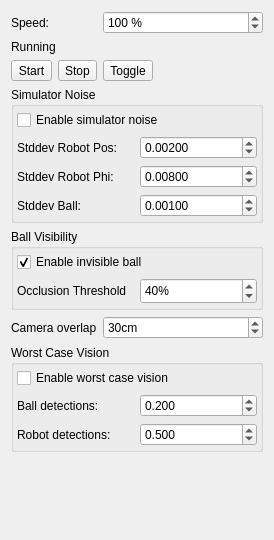
The window that src/ra/simulatorwidget.ui (robotics-erlangen/framework) describes before a commit, drawn with Qt 5.
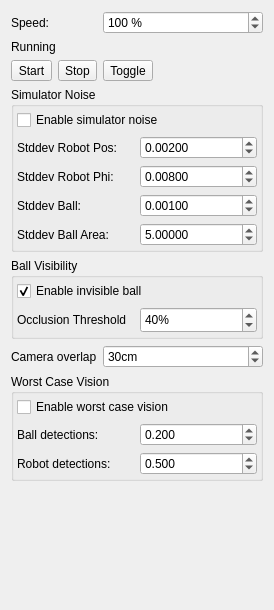
The same window after the commit.

Commit message: ra: add simulator noise to ball area

Diff of the .ui file:
```diff
--- a/src/ra/simulatorwidget.ui
+++ b/src/ra/simulatorwidget.ui
@@ -7,7 +7,7 @@
     <x>0</x>
     <y>0</y>
     <width>274</width>
-    <height>540</height>
+    <height>610</height>
    </rect>
   </property>
   <property name="windowTitle">
@@ -93,6 +93,33 @@
       <property name="bottomMargin">
        <number>3</number>
       </property>
+      <item row="1" column="0">
+       <layout class="QHBoxLayout" name="horizontalLayout_3">
+        <item>
+         <widget class="QLabel" name="label_7">
+          <property name="text">
+           <string>Stddev Ball Area:</string>
+          </property>
+         </widget>
+        </item>
+        <item>
+         <widget class="QDoubleSpinBox" name="spinStdDevBallArea">
+          <property name="decimals">
+           <number>5</number>
+          </property>
+          <property name="maximum">
+           <double>50.000000000000000</double>
+          </property>
+          <property name="singleStep">
+           <double>0.100000000000000</double>
+          </property>
+          <property name="value">
+           <double>5.000000000000000</double>
+          </property>
+         </widget>
+        </item>
+       </layout>
+      </item>
       <item row="0" column="0">
        <layout class="QVBoxLayout" name="verticalLayout_3">
         <item>
```
The commit also changes 6 other files.
